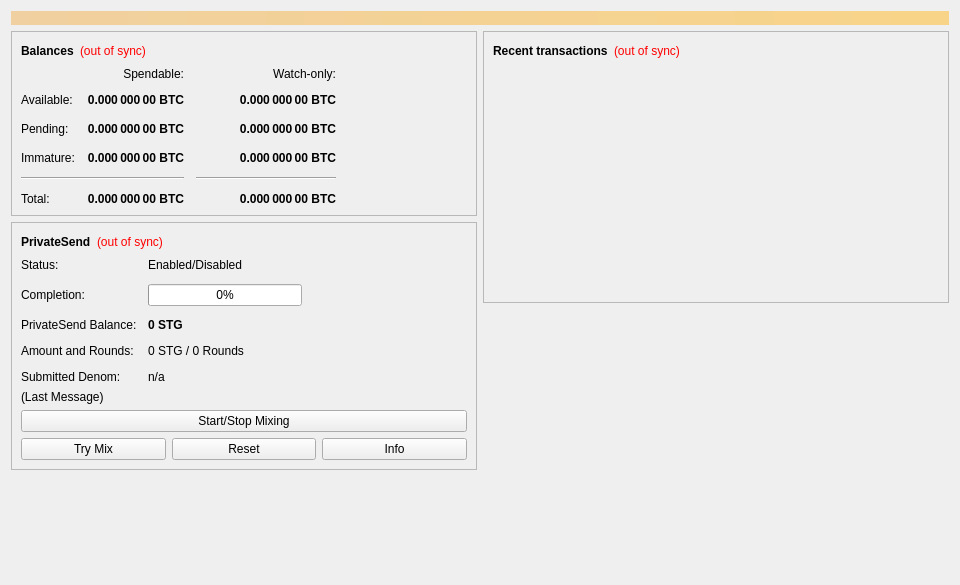
Qt form src/qt/forms/overviewpage.ui (securetag/securetag) before a commit.
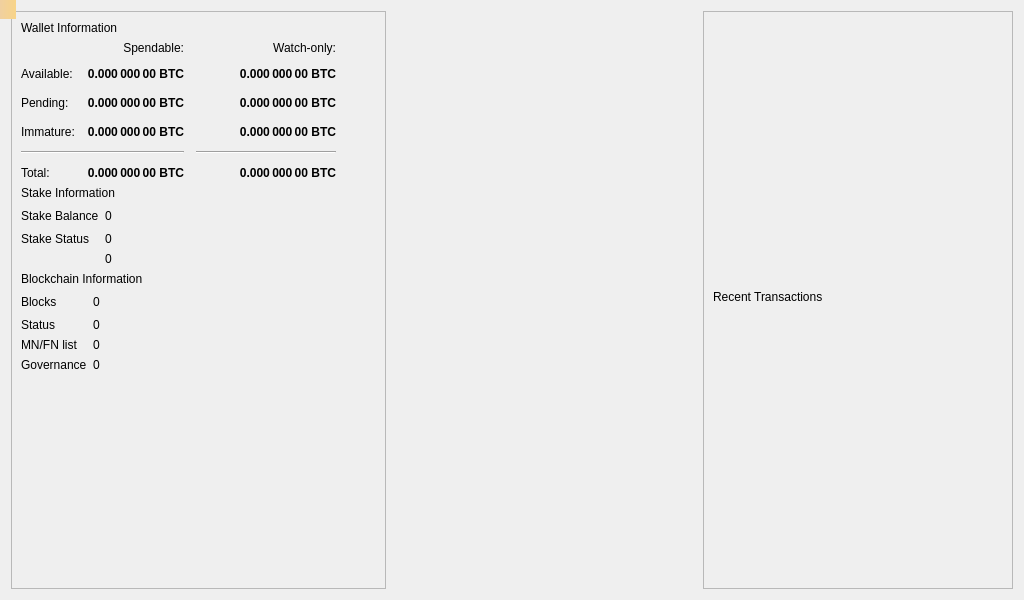
The same form after that commit.

What changed in the file:
```diff
--- a/src/qt/forms/overviewpage.ui
+++ b/src/qt/forms/overviewpage.ui
@@ -6,38 +6,20 @@
    <rect>
     <x>0</x>
     <y>0</y>
-    <width>960</width>
-    <height>585</height>
+    <width>1024</width>
+    <height>600</height>
    </rect>
   </property>
   <property name="minimumSize">
    <size>
-    <width>960</width>
-    <height>0</height>
+    <width>1024</width>
+    <height>600</height>
    </size>
   </property>
   <property name="windowTitle">
    <string>Form</string>
   </property>
-  <layout class="QVBoxLayout" name="topLayout">
-   <item>
-    <widget class="QLabel" name="labelAlerts">
-     <property name="visible">
-      <bool>false</bool>
-     </property>
-     <property name="styleSheet">
-      <string notr="true">background-color: qlineargradient(x1: 0, y1: 0, x2: 1, y2: 0, stop:0 #F0D0A0, stop:1 #F8D488); color:#000000;</string>
-     </property>
-     <property name="wordWrap">
-      <bool>true</bool>
-     </property>
-     <property name="margin">
-      <number>3</number>
-     </property>
-    </widget>
-   </item>
-   <item>
-    <layout class="QHBoxLayout" name="horizontalLayout" stretch="1,1">
+  <layout class="QHBoxLayout" name="horizontalLayout">
      <item>
       <layout class="QVBoxLayout" name="verticalLayout_2">
        <item>
@@ -50,49 +32,14 @@
          </property>
          <layout class="QVBoxLayout" name="verticalLayout_4">
           <item>
-           <layout class="QHBoxLayout" name="horizontalLayout_4">
+         <layout class="QVBoxLayout" name="verticalLayout_6">
             <item>
-             <widget class="QLabel" name="label_5">
-              <property name="font">
-               <font>
-                <weight>75</weight>
-                <bold>true</bold>
-               </font>
-              </property>
+           <widget class="QLabel" name="labelWalletInfo">
               <property name="text">
-               <string>Balances</string>
+             <string>Wallet Information</string>
               </property>
              </widget>
             </item>
-            <item>
-             <widget class="QLabel" name="labelWalletStatus">
-              <property name="toolTip">
-               <string>The displayed information may be out of date. Your wallet automatically synchronizes with the SecureTag network after a connection is established, but this process has not completed yet.</string>
-              </property>
-              <property name="styleSheet">
-               <string notr="true">QLabel { color: red; }</string>
-              </property>
-              <property name="text">
-               <string notr="true">(out of sync)</string>
-              </property>
-              <property name="alignment">
-               <set>Qt::AlignLeading|Qt::AlignLeft|Qt::AlignVCenter</set>
-              </property>
-             </widget>
-            </item>
-            <item>
-             <spacer name="horizontalSpacer_3">
-              <property name="orientation">
-               <enum>Qt::Horizontal</enum>
-              </property>
-              <property name="sizeHint" stdset="0">
-               <size>
-                <width>40</width>
-                <height>20</height>
-               </size>
-              </property>
-             </spacer>
-            </item>
            </layout>
           </item>
           <item>
@@ -389,53 +336,111 @@
             </item>
            </layout>
           </item>
-         </layout>
-        </widget>
-       </item>
+        <item>
+         <layout class="QVBoxLayout" name="verticalLayout_5">
+          <item>
+           <widget class="QLabel" name="labelStakeInfo">
+            <property name="text">
+             <string>Stake Information</string>
+            </property>
+           </widget>
+          </item>
+         </layout>
+        </item>
        <item>
-        <widget class="QFrame" name="framePrivateSend">
-         <property name="layoutDirection">
-          <enum>Qt::LeftToRight</enum>
-         </property>
-         <property name="frameShape">
-          <enum>QFrame::StyledPanel</enum>
-         </property>
-         <property name="frameShadow">
-          <enum>QFrame::Raised</enum>
-         </property>
-         <layout class="QVBoxLayout" name="VerticalLayout_PS1">
+         <layout class="QGridLayout" name="gridLayout_2">
+          <item row="0" column="0">
+           <widget class="QLabel" name="labelStakeBalanceText">
+            <property name="text">
+             <string>Stake Balance</string>
+            </property>
+           </widget>
+          </item>
+          <item row="1" column="0">
+           <widget class="QLabel" name="labelStakeStatusText">
+            <property name="text">
+             <string>Stake Status</string>
+            </property>
+           </widget>
+          </item>
+          <item row="0" column="2">
+           <spacer name="horizontalSpacer">
+            <property name="orientation">
+             <enum>Qt::Horizontal</enum>
+            </property>
+            <property name="sizeHint" stdset="0">
+             <size>
+              <width>40</width>
+              <height>20</height>
+             </size>
+            </property>
+           </spacer>
+          </item>
+          <item row="0" column="1">
+           <widget class="QLabel" name="labelStakeBalance">
+            <property name="text">
+             <string>0</string>
+            </property>
+           </widget>
+          </item>
+          <item row="1" column="1">
+           <widget class="QLabel" name="labelStakeStatus">
+            <property name="text">
+             <string>0</string>
+            </property>
+           </widget>
+          </item>
+          <item row="2" column="1">
+           <widget class="QLabel" name="labelStakeInputs">
+            <property name="text">
+             <string>0</string>
+            </property>
+           </widget>
+          </item>
+         </layout>
+        </item>
           <item>
-           <layout class="QHBoxLayout" name="horizontalLayout_5">
+         <layout class="QVBoxLayout" name="verticalLayout_7">
             <item>
-             <widget class="QLabel" name="labelPrivateSendHeader">
-              <property name="font">
-               <font>
-                <weight>75</weight>
-                <bold>true</bold>
-               </font>
-              </property>
+           <widget class="QLabel" name="labelBlockchainInfo">
               <property name="text">
-               <string>PrivateSend</string>
+             <string>Blockchain Information</string>
               </property>
              </widget>
             </item>
+         </layout>
+        </item>
             <item>
-             <widget class="QLabel" name="labelPrivateSendSyncStatus">
-              <property name="toolTip">
-               <string>The displayed information may be out of date. Your wallet automatically synchronizes with the SecureTag network after a connection is established, but this process has not completed yet.</string>
-              </property>
-              <property name="styleSheet">
-               <string notr="true">QLabel { color: red; }</string>
-              </property>
+         <layout class="QGridLayout" name="gridLayout_3">
+          <item row="0" column="1">
+           <widget class="QLabel" name="labelBlocks">
+            <property name="text">
+             <string>0</string>
+            </property>
+           </widget>
+          </item>
+          <item row="1" column="1">
+           <widget class="QLabel" name="labelStatus">
+            <property name="text">
+             <string>0</string>
+            </property>
+           </widget>
+          </item>
+          <item row="1" column="0">
+           <widget class="QLabel" name="labelStatusText">
               <property name="text">
-               <string notr="true">(out of sync)</string>
-              </property>
-              <property name="alignment">
-               <set>Qt::AlignLeading|Qt::AlignLeft|Qt::AlignVCenter</set>
+             <string>Status</string>
+            </property>
+           </widget>
+          </item>
+          <item row="2" column="1">
+           <widget class="QLabel" name="labelMnList">
+            <property name="text">
+             <string>0</string>
               </property>
              </widget>
             </item>
-            <item>
+          <item row="0" column="2">
              <spacer name="horizontalSpacer_4">
               <property name="orientation">
                <enum>Qt::Horizontal</enum>
@@ -448,193 +453,35 @@
               </property>
              </spacer>
             </item>
-           </layout>
-          </item>
-          <item>
-           <layout class="QFormLayout" name="privateSendFormLayout">
-            <property name="fieldGrowthPolicy">
-             <enum>QFormLayout::AllNonFixedFieldsGrow</enum>
-            </property>
-            <property name="horizontalSpacing">
-             <number>11</number>
-            </property>
-            <property name="verticalSpacing">
-             <number>12</number>
-            </property>
-            <item row="0" column="0">
-             <widget class="QLabel" name="labelPrivateSendEnabledText">
-              <property name="text">
-               <string>Status:</string>
-              </property>
-             </widget>
-            </item>
-            <item row="0" column="1">
-             <widget class="QLabel" name="labelPrivateSendEnabled">
-              <property name="text">
-               <string>Enabled/Disabled</string>
-              </property>
-             </widget>
-            </item>
-            <item row="1" column="0">
-             <widget class="QLabel" name="labelCompletitionText">
-              <property name="text">
-               <string>Completion:</string>
-              </property>
-             </widget>
-            </item>
-            <item row="1" column="1">
-             <widget class="QProgressBar" name="privateSendProgress">
-              <property name="maximumSize">
-               <size>
-                <width>154</width>
-                <height>16777215</height>
-               </size>
-              </property>
-              <property name="value">
-               <number>0</number>
-              </property>
-             </widget>
-            </item>
             <item row="2" column="0">
-             <widget class="QLabel" name="labelAnonymizedText">
+           <widget class="QLabel" name="labelMnListText">
               <property name="text">
-               <string>PrivateSend Balance:</string>
+             <string>MN/FN list</string>
               </property>
              </widget>
             </item>
-            <item row="2" column="1">
-             <widget class="QLabel" name="labelAnonymized">
-              <property name="font">
-               <font>
-                <weight>75</weight>
-                <bold>true</bold>
-               </font>
-              </property>
+          <item row="0" column="0">
+           <widget class="QLabel" name="labelBlocksText">
               <property name="text">
-               <string notr="true">0 STG</string>
-              </property>
-             </widget>
-            </item>
-            <item row="3" column="0">
-             <widget class="QLabel" name="labelAmountAndRoundsText">
-              <property name="text">
-               <string>Amount and Rounds:</string>
-              </property>
-             </widget>
-            </item>
-            <item row="3" column="1">
-             <widget class="QLabel" name="labelAmountRounds">
-              <property name="text">
-               <string>0 STG / 0 Rounds</string>
+             <string>Blocks</string>
               </property>
              </widget>
             </item>
             <item row="4" column="0">
-             <widget class="QLabel" name="labelSubmittedDenomText">
+           <widget class="QLabel" name="labelGobjectListText">
               <property name="text">
-               <string>Submitted Denom:</string>
+             <string>Governance</string>
               </property>
              </widget>
             </item>
             <item row="4" column="1">
-             <widget class="QLabel" name="labelSubmittedDenom">
-              <property name="toolTip">
-               <string>The denominations you submitted to the Masternode.&lt;br&gt;To mix, other users must submit the exact same denominations.</string>
-              </property>
+           <widget class="QLabel" name="labelGobjectList">
               <property name="text">
-               <string>n/a</string>
+             <string>0</string>
               </property>
              </widget>
             </item>
            </layout>
-          </item>
-          <item>
-           <layout class="QVBoxLayout" name="VerticalLayout_PS">
-            <item>
-             <widget class="QLabel" name="labelPrivateSendLastMessage">
-              <property name="text">
-               <string>(Last Message)</string>
-              </property>
-              <property name="alignment">
-               <set>Qt::AlignLeading|Qt::AlignLeft|Qt::AlignTop</set>
-              </property>
-              <property name="wordWrap">
-               <bool>true</bool>
-              </property>
-             </widget>
-            </item>
-            <item>
-             <widget class="QPushButton" name="togglePrivateSend">
-              <property name="sizePolicy">
-               <sizepolicy hsizetype="MinimumExpanding" vsizetype="Fixed">
-                <horstretch>0</horstretch>
-                <verstretch>0</verstretch>
-               </sizepolicy>
-              </property>
-              <property name="text">
-               <string>Start/Stop Mixing</string>
-              </property>
-             </widget>
-            </item>
-            <item>
-             <layout class="QHBoxLayout" name="horizontalLayout_debugbuttons">
-              <item>
-               <widget class="QPushButton" name="privateSendAuto">
-                <property name="sizePolicy">
-                 <sizepolicy hsizetype="MinimumExpanding" vsizetype="Fixed">
-                  <horstretch>0</horstretch>
-                  <verstretch>0</verstretch>
-                 </sizepolicy>
-                </property>
-                <property name="toolTip">
-                 <string>Try to manually submit a PrivateSend request.</string>
-                </property>
-                <property name="text">
-                 <string>Try Mix</string>
-                </property>
-               </widget>
-              </item>
-              <item>
-               <widget class="QPushButton" name="privateSendReset">
-                <property name="sizePolicy">
-                 <sizepolicy hsizetype="MinimumExpanding" vsizetype="Fixed">
-                  <horstretch>0</horstretch>
-                  <verstretch>0</verstretch>
-                 </sizepolicy>
-                </property>
-                <property name="toolTip">
-                 <string>Reset the current status of PrivateSend (can interrupt PrivateSend if it's in the process of Mixing, which can cost you money!)</string>
-                </property>
-                <property name="autoFillBackground">
-                 <bool>false</bool>
-                </property>
-                <property name="text">
-                 <string>Reset</string>
-                </property>
-               </widget>
-              </item>
-              <item>
-               <widget class="QPushButton" name="privateSendInfo">
-                <property name="sizePolicy">
-                 <sizepolicy hsizetype="MinimumExpanding" vsizetype="Fixed">
-                  <horstretch>0</horstretch>
-                  <verstretch>0</verstretch>
-                 </sizepolicy>
-                </property>
-                <property name="toolTip">
-                 <string>Information about PrivateSend and Mixing</string>
-                </property>
-                <property name="text">
-                 <string>Info</string>
-                </property>
-               </widget>
-              </item>
-             </layout>
-            </item>
-           </layout>
-          </item>
-         </layout>
-        </widget>
        </item>
        <item>
         <spacer name="verticalSpacer">
@@ -650,6 +497,22 @@
         </spacer>
        </item>
       </layout>
+      </widget>
+     </item>
+    </layout>
+   </item>
+   <item>
+    <spacer name="horizontalSpacer_3">
+     <property name="orientation">
+      <enum>Qt::Horizontal</enum>
+     </property>
+     <property name="sizeHint" stdset="0">
+      <size>
+       <width>255</width>
+       <height>20</height>
+      </size>
+     </property>
+    </spacer>
      </item>
      <item>
       <layout class="QVBoxLayout" name="verticalLayout_3">
@@ -663,51 +526,31 @@
          </property>
          <layout class="QVBoxLayout" name="verticalLayout">
           <item>
-           <layout class="QHBoxLayout" name="horizontalLayout_2">
-            <item>
-             <widget class="QLabel" name="label_4">
-              <property name="font">
-               <font>
-                <weight>75</weight>
-                <bold>true</bold>
-               </font>
-              </property>
-              <property name="text">
-               <string>Recent transactions</string>
-              </property>
-             </widget>
-            </item>
-            <item>
-             <widget class="QLabel" name="labelTransactionsStatus">
-              <property name="toolTip">
-               <string>The displayed information may be out of date. Your wallet automatically synchronizes with the SecureTag network after a connection is established, but this process has not completed yet.</string>
-              </property>
-              <property name="styleSheet">
-               <string notr="true">QLabel { color: red; }</string>
-              </property>
-              <property name="text">
-               <string notr="true">(out of sync)</string>
-              </property>
-              <property name="alignment">
-               <set>Qt::AlignLeading|Qt::AlignLeft|Qt::AlignVCenter</set>
-              </property>
-             </widget>
-            </item>
-            <item>
-             <spacer name="horizontalSpacer">
+         <spacer name="verticalSpacer_3">
               <property name="orientation">
-               <enum>Qt::Horizontal</enum>
+           <enum>Qt::Vertical</enum>
               </property>
               <property name="sizeHint" stdset="0">
                <size>
-                <width>40</width>
-                <height>20</height>
+            <width>20</width>
+            <height>40</height>
                </size>
               </property>
              </spacer>
             </item>
-           </layout>
-          </item>
+        <item>
+         <layout class="QVBoxLayout" name="verticalLayout_8">
+          <item>
+           <widget class="QLabel" name="labelTransactionListTitle">
+            <property name="text">
+             <string>Recent Transactions</string>
+            </property>
+           </widget>
+          </item>
+         </layout>
+        </item>
+        <item>
+         <layout class="QHBoxLayout" name="horizontalLayout_13">
           <item>
            <widget class="QListView" name="listTransactions">
             <property name="styleSheet">
@@ -728,26 +571,38 @@
            </widget>
           </item>
          </layout>
-        </widget>
-       </item>
-       <item>
-        <spacer name="verticalSpacer_2">
-         <property name="orientation">
-          <enum>Qt::Vertical</enum>
-         </property>
-         <property name="sizeHint" stdset="0">
-          <size>
-           <width>20</width>
-           <height>40</height>
-          </size>
-         </property>
-        </spacer>
-       </item>
-      </layout>
+        </item>
+       </layout>
+      </widget>
      </item>
     </layout>
    </item>
   </layout>
+  <widget class="QLabel" name="labelAlerts">
+   <property name="geometry">
+    <rect>
+     <x>0</x>
+     <y>0</y>
+     <width>16</width>
+     <height>19</height>
+    </rect>
+   </property>
+   <property name="visible">
+    <bool>false</bool>
+   </property>
+   <property name="styleSheet">
+    <string notr="true">QLabel { background-color: qlineargradient(x1: 0, y1: 0, x2: 1, y2: 0, stop:0 #F0D0A0, stop:1 #F8D488); color:#000000; }</string>
+   </property>
+   <property name="wordWrap">
+    <bool>true</bool>
+   </property>
+   <property name="margin">
+    <number>3</number>
+   </property>
+   <property name="textInteractionFlags">
+    <set>Qt::TextSelectableByMouse</set>
+   </property>
+  </widget>
  </widget>
  <resources/>
  <connections/>
```
Left out of the diff: 80 changed lines with no effect on the pictures. Lines whose indentation alone changed are shown as unchanged.
